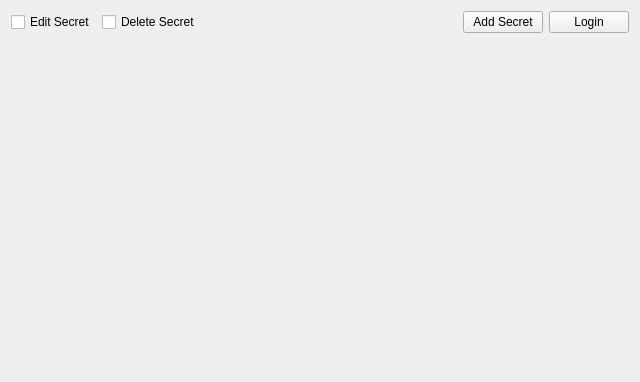
daniel-deru/WorkMate-3.0, file designs/xml/vault_tab.ui: the form before one commit.
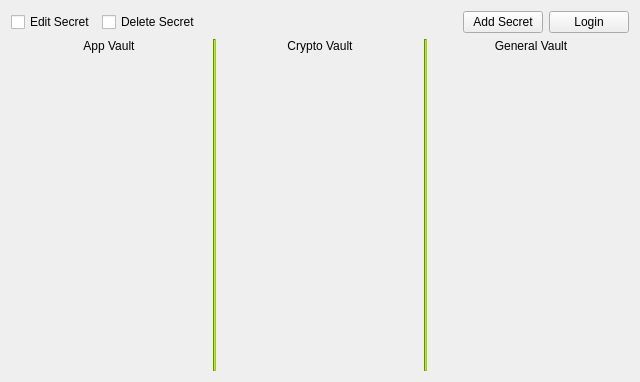
The form after the commit.

Commit message: added save method to app vault window

Diff of the .ui file:
```diff
--- a/designs/xml/vault_tab.ui
+++ b/designs/xml/vault_tab.ui
@@ -66,20 +66,18 @@
     </layout>
    </item>
    <item>
-    <spacer name="verticalSpacer_2">
-     <property name="orientation">
-      <enum>Qt::Vertical</enum>
-     </property>
-     <property name="sizeType">
-      <enum>QSizePolicy::Fixed</enum>
-     </property>
-     <property name="sizeHint" stdset="0">
-      <size>
-       <width>20</width>
-       <height>20</height>
-      </size>
-     </property>
-    </spacer>
+    <layout class="QHBoxLayout" name="horizontalLayout">
+     <item>
+      <layout class="QVBoxLayout" name="verticalLayout_2">
+       <item>
+        <widget class="QLabel" name="lbl_app_vault">
+         <property name="text">
+          <string>App Vault</string>
+         </property>
+         <property name="alignment">
+          <set>Qt::AlignCenter</set>
+         </property>
+        </widget>
    </item>
    <item>
     <layout class="QGridLayout" name="gbox_secret"/>
@@ -96,6 +94,111 @@
       </size>
      </property>
     </spacer>
+       </item>
+      </layout>
+     </item>
+     <item>
+      <widget class="QFrame" name="frame">
+       <property name="minimumSize">
+        <size>
+         <width>3</width>
+         <height>0</height>
+        </size>
+       </property>
+       <property name="styleSheet">
+        <string notr="true">background-color: #9ecd16;</string>
+       </property>
+       <property name="frameShape">
+        <enum>QFrame::VLine</enum>
+       </property>
+       <property name="frameShadow">
+        <enum>QFrame::Sunken</enum>
+       </property>
+       <property name="lineWidth">
+        <number>1</number>
+       </property>
+      </widget>
+     </item>
+     <item>
+      <layout class="QVBoxLayout" name="verticalLayout_3">
+       <item>
+        <widget class="QLabel" name="lbl_crypto_vault">
+         <property name="text">
+          <string>Crypto Vault</string>
+         </property>
+         <property name="alignment">
+          <set>Qt::AlignCenter</set>
+         </property>
+        </widget>
+       </item>
+       <item>
+        <layout class="QVBoxLayout" name="vbox_crypto_vault"/>
+       </item>
+       <item>
+        <spacer name="verticalSpacer_2">
+         <property name="orientation">
+          <enum>Qt::Vertical</enum>
+         </property>
+         <property name="sizeHint" stdset="0">
+          <size>
+           <width>20</width>
+           <height>40</height>
+          </size>
+         </property>
+        </spacer>
+       </item>
+      </layout>
+     </item>
+     <item>
+      <widget class="QFrame" name="frame_2">
+       <property name="minimumSize">
+        <size>
+         <width>3</width>
+         <height>0</height>
+        </size>
+       </property>
+       <property name="styleSheet">
+        <string notr="true">background-color: #9ecd16;</string>
+       </property>
+       <property name="frameShape">
+        <enum>QFrame::VLine</enum>
+       </property>
+       <property name="frameShadow">
+        <enum>QFrame::Sunken</enum>
+       </property>
+      </widget>
+     </item>
+     <item>
+      <layout class="QVBoxLayout" name="verticalLayout_4">
+       <item>
+        <widget class="QLabel" name="lbl_general_vault">
+         <property name="text">
+          <string>General Vault</string>
+         </property>
+         <property name="alignment">
+          <set>Qt::AlignCenter</set>
+         </property>
+        </widget>
+       </item>
+       <item>
+        <layout class="QVBoxLayout" name="vbox_general_vault"/>
+       </item>
+       <item>
+        <spacer name="verticalSpacer_3">
+         <property name="orientation">
+          <enum>Qt::Vertical</enum>
+         </property>
+         <property name="sizeHint" stdset="0">
+          <size>
+           <width>20</width>
+           <height>40</height>
+          </size>
+         </property>
+        </spacer>
+       </item>
+      </layout>
+     </item>
+    </layout>
    </item>
   </layout>
  </widget>
```
Left out of the diff: 2 changed lines with no effect on the pictures. Lines whose indentation alone changed are shown as unchanged. The commit also changes 9 other files.
